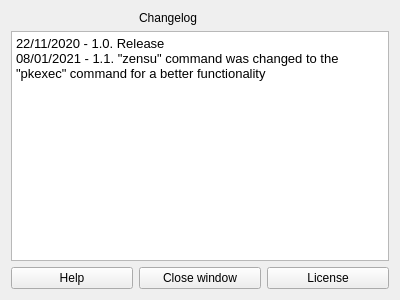
Qt form papirus-folders-gui/changelog.ui (ItzSelenux/papirus-folders-gui) before a commit.
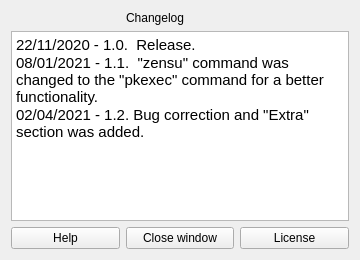
The same form after that commit. Icons and pictures are not drawn.

```diff
--- a/papirus-folders-gui/changelog.ui
+++ b/papirus-folders-gui/changelog.ui
@@ -6,10 +6,16 @@
    <rect>
     <x>0</x>
     <y>0</y>
-    <width>400</width>
-    <height>300</height>
+    <width>360</width>
+    <height>260</height>
    </rect>
   </property>
+  <property name="minimumSize">
+   <size>
+    <width>360</width>
+    <height>260</height>
+   </size>
+  </property>
   <property name="windowTitle">
    <string>Form</string>
   </property>
@@ -27,9 +33,10 @@
       <string>&lt;!DOCTYPE HTML PUBLIC &quot;-//W3C//DTD HTML 4.0//EN&quot; &quot;http://www.w3.org/TR/REC-html40/strict.dtd&quot;&gt;
 &lt;html&gt;&lt;head&gt;&lt;meta name=&quot;qrichtext&quot; content=&quot;1&quot; /&gt;&lt;style type=&quot;text/css&quot;&gt;
 p, li { white-space: pre-wrap; }
-&lt;/style&gt;&lt;/head&gt;&lt;body style=&quot; font-family:'Cantarell'; font-size:10pt; font-weight:400; font-style:normal;&quot;&gt;
-&lt;p style=&quot; margin-top:0px; margin-bottom:0px; margin-left:0px; margin-right:0px; -qt-block-indent:0; text-indent:0px;&quot;&gt;22/11/2020 - 1.0. Release&lt;/p&gt;
-&lt;p style=&quot; margin-top:0px; margin-bottom:0px; margin-left:0px; margin-right:0px; -qt-block-indent:0; text-indent:0px;&quot;&gt;08/01/2021 - 1.1. &amp;quot;zensu&amp;quot; command was changed to the &amp;quot;pkexec&amp;quot; command for a better functionality&lt;/p&gt;&lt;/body&gt;&lt;/html&gt;</string>
+&lt;/style&gt;&lt;/head&gt;&lt;body style=&quot; font-family:'Ubuntu'; font-size:11pt; font-weight:400; font-style:normal;&quot;&gt;
+&lt;p style=&quot; margin-top:0px; margin-bottom:0px; margin-left:0px; margin-right:0px; -qt-block-indent:0; text-indent:0px;&quot;&gt;&lt;span style=&quot; font-family:'Cantarell';&quot;&gt;22/11/2020 - 1.0.  Release.&lt;/span&gt;&lt;/p&gt;
+&lt;p style=&quot; margin-top:0px; margin-bottom:0px; margin-left:0px; margin-right:0px; -qt-block-indent:0; text-indent:0px;&quot;&gt;&lt;span style=&quot; font-family:'Cantarell';&quot;&gt;08/01/2021 - 1.1.  &amp;quot;zensu&amp;quot; command was changed to the &amp;quot;pkexec&amp;quot; command for a better functionality.&lt;/span&gt;&lt;/p&gt;
+&lt;p style=&quot; margin-top:0px; margin-bottom:0px; margin-left:0px; margin-right:0px; -qt-block-indent:0; text-indent:0px;&quot;&gt;&lt;span style=&quot; font-family:'Cantarell';&quot;&gt;02/04/2021 - 1.2. Bug correction and &amp;quot;Extra&amp;quot; section was added.&lt;/span&gt;&lt;/p&gt;&lt;/body&gt;&lt;/html&gt;</string>
      </property>
     </widget>
    </item>
```
Left out of the diff: 10 changed lines with no effect on the pictures.
